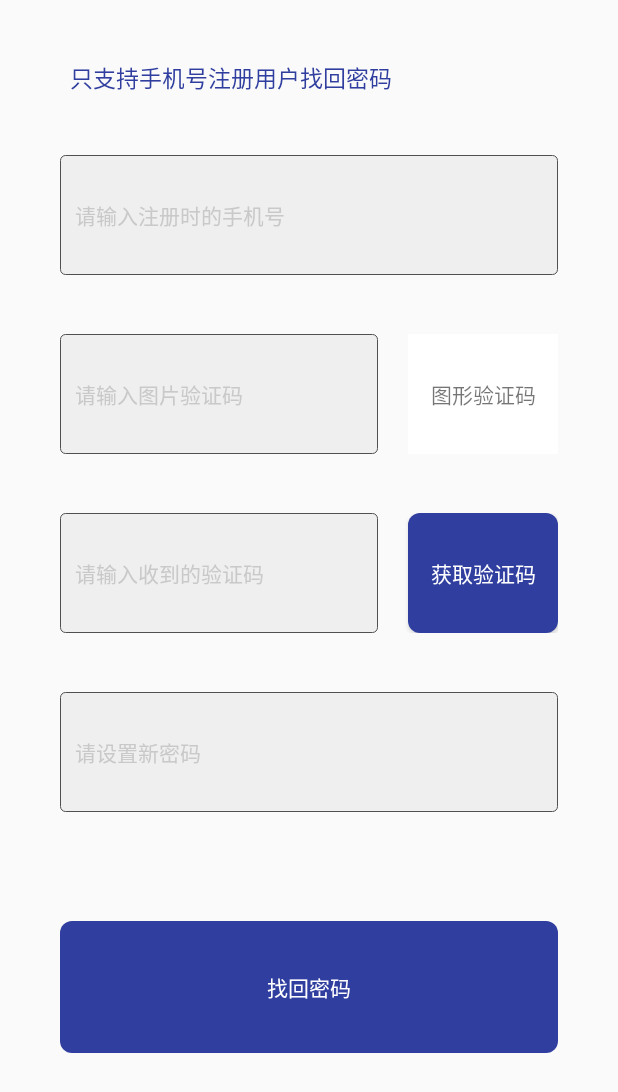
After one commit to wenyuhang/Pandas, an Android app: the layout activity_forget.xml on its own in the app's theme, with its tools: preview values and no code run, on a phone screen of 412 x 824 dp. The commit adds this screen. Shown: the top 1092 px of the screen. Run offline under Robolectric (Android 15) with nearby library versions, the phone set to English and light mode, and no system bars.

Commit message:
李琰第一次提交

```diff
--- a/app/src/main/AndroidManifest.xml
+++ b/app/src/main/AndroidManifest.xml
@@ -11,7 +11,7 @@
         android:label="@string/app_name"
         android:supportsRtl="true"
         android:theme="@style/AppTheme">
-        <activity android:name=".HomeActivity">
+        <activity android:name=".personal.PersonalCenterActivity">
             <intent-filter>
                 <action android:name="android.intent.action.MAIN" />
 
@@ -19,6 +19,8 @@
             </intent-filter>
         </activity>
         <activity android:name=".personal.LoginActivity" />
+        <activity android:name=".personal.RegisterActivity" />
+        <activity android:name=".personal.ForgetActivity"></activity>
     </application>
 
 </manifest>
--- /dev/null
+++ b/app/src/main/res/drawable/pe_login_view_bg.xml
@@ -0,0 +1,7 @@
+<?xml version="1.0" encoding="utf-8"?>
+<shape xmlns:android="http://schemas.android.com/apk/res/android"
+    android:shape="rectangle" >
+
+    <solid android:color="@color/colorPrimaryDark" />
+	<corners android:radius="8dp"/>
+</shape>
--- /dev/null
+++ b/app/src/main/res/layout/activity_forget.xml
@@ -0,0 +1,180 @@
+<?xml version="1.0" encoding="utf-8"?>
+<LinearLayout xmlns:android="http://schemas.android.com/apk/res/android"
+    xmlns:tools="http://schemas.android.com/tools"
+    android:id="@+id/activity_forget"
+    android:layout_width="match_parent"
+    android:layout_height="match_parent"
+    android:orientation="vertical"
+    tools:context="com.example.pandas.personal.ForgetActivity">
+
+
+    <TextView
+        android:layout_width="match_parent"
+        android:layout_height="wrap_content"
+        android:padding="30px"
+        android:textSize="15sp"
+        android:layout_marginTop="30px"
+        android:layout_marginLeft="40px"
+        android:textColor="@color/colorPrimaryDark"
+        android:text="@string/forget_tips" />
+
+
+    <EditText
+        android:id="@+id/edit_phonenumber"
+        android:layout_width="match_parent"
+        android:layout_height="120px"
+        android:layout_marginLeft="60px"
+        android:textColorHint="#c9c9c9"
+        android:layout_marginRight="60px"
+        android:layout_marginTop="30px"
+        android:hint="@string/forget_account_hint"
+        android:padding="15px"
+        android:layout_centerVertical="true"
+        android:textColor="@color/gray"
+        android:textSize="14sp"
+        android:textCursorDrawable="@null"
+        android:background="@drawable/edit_bg"
+        />
+
+
+    <TextView
+        android:layout_width="wrap_content"
+        android:layout_height="wrap_content"
+        android:id="@+id/hint_phonenumber"
+        android:textColor="#f00"
+        android:layout_marginLeft="60px"
+        />
+
+
+
+    <RelativeLayout
+        android:layout_width="match_parent"
+        android:layout_height="120px"
+        android:layout_marginLeft="60px"
+        android:layout_marginRight="60px"
+        android:layout_marginTop="30px"
+        >
+
+        <EditText
+            android:id="@+id/edit_checkimage"
+            android:layout_width="match_parent"
+            android:layout_height="120px"
+            android:textColorHint="#c9c9c9"
+            android:layout_toLeftOf="@+id/personal_reg_imgcheck"
+            android:hint="@string/forget_img_yanzhengma_hint"
+            android:padding="15px"
+            android:layout_centerVertical="true"
+            android:textColor="@color/gray"
+            android:textSize="14sp"
+            android:textCursorDrawable="@null"
+            android:background="@drawable/edit_bg"
+            />
+
+        <TextView
+            android:id="@+id/personal_reg_imgcheck"
+            android:layout_alignParentRight="true"
+            android:layout_width="100dp"
+            android:layout_centerVertical="true"
+            android:layout_height="match_parent"
+            android:layout_marginLeft="30px"
+            android:background="@color/white"
+            android:gravity="center"
+            android:text="@string/forget_image_yanzhengma"
+            />
+
+    </RelativeLayout>
+    <TextView
+        android:layout_width="wrap_content"
+        android:layout_height="wrap_content"
+        android:id="@+id/hint_checkimage"
+        android:textColor="#f00"
+        android:layout_marginLeft="60px"
+        />
+
+    <RelativeLayout
+        android:layout_width="match_parent"
+        android:layout_height="120px"
+        android:layout_marginLeft="60px"
+        android:layout_marginRight="60px"
+        android:layout_marginTop="30px"
+        >
+
+        <EditText
+            android:id="@+id/edit_checkphone"
+            android:layout_width="match_parent"
+            android:layout_height="match_parent"
+            android:layout_toLeftOf="@+id/personal_reg_phonecheck"
+            android:hint="@string/forget_phone_yanzhengma_hint"
+            android:padding="15px"
+            android:textColorHint="#c9c9c9"
+            android:layout_centerVertical="true"
+            android:textColor="@color/gray"
+            android:textSize="14sp"
+            android:textCursorDrawable="@null"
+            android:background="@drawable/edit_bg"
+            />
+
+        <Button
+            android:id="@+id/personal_reg_phonecheck"
+            android:layout_alignParentRight="true"
+            android:layout_width="100dp"
+            android:layout_centerVertical="true"
+            android:layout_height="match_parent"
+            android:layout_marginLeft="30px"
+            android:background="@drawable/pe_login_view_bg"
+            android:textColor="@color/white"
+            android:gravity="center"
+            android:text="@string/regist_yanzhengma"
+            />
+
+    </RelativeLayout>
+
+    <TextView
+        android:layout_width="wrap_content"
+        android:layout_height="wrap_content"
+        android:id="@+id/hint_checkphone"
+        android:textColor="#f00"
+        android:layout_marginLeft="60px"
+        />
+
+    <EditText
+        android:id="@+id/edit_newpssword"
+        android:layout_width="match_parent"
+        android:layout_height="120px"
+        android:layout_marginLeft="60px"
+        android:layout_marginRight="60px"
+        android:layout_marginTop="30px"
+        android:textColorHint="#c9c9c9"
+        android:hint="@string/forget_set_newpaswd_hint"
+        android:padding="15px"
+        android:password="true"
+        android:textSize="14sp"
+        android:layout_centerVertical="true"
+        android:textColor="@color/gray"
+        android:textCursorDrawable="@null"
+        android:background="@drawable/edit_bg"
+        />
+
+    <TextView
+        android:layout_width="wrap_content"
+        android:layout_height="wrap_content"
+        android:id="@+id/hint_newpssword"
+        android:textColor="#f00"
+        android:layout_marginLeft="60px"
+        />
+    <TextView
+        android:id="@+id/tvfoundpswd"
+        android:layout_width="match_parent"
+        android:layout_height="132px"
+        android:background="@drawable/pe_login_view_bg"
+        android:gravity="center"
+        android:padding="30px"
+        android:textColor="@color/white"
+        android:layout_marginLeft="60px"
+        android:layout_marginRight="60px"
+        android:layout_marginTop="80px"
+        android:text="@string/forget_found_pswd"
+        />
+
+
+</LinearLayout>
--- a/app/src/main/res/layout/activity_login.xml
+++ b/app/src/main/res/layout/activity_login.xml
@@ -33,7 +33,6 @@
             android:id="@+id/register" />
 
         <TextView
-            android:id="@+id/text"
             android:layout_width="match_parent"
             android:layout_height="50dp"
             android:gravity="center"
@@ -75,6 +74,7 @@
                 android:orientation="vertical">
 
                 <ImageView
+                    android:id="@+id/weixin"
                     android:layout_gravity="center"
                     android:layout_width="@dimen/x100"
                     android:layout_height="@dimen/y100"
@@ -98,6 +98,7 @@
                 android:orientation="vertical">
 
                 <ImageView
+                    android:id="@+id/qq"
                     android:layout_gravity="center"
                     android:layout_width="@dimen/x100"
                     android:layout_height="@dimen/y100"
@@ -121,6 +122,7 @@
                 android:orientation="vertical">
 
                 <ImageView
+                    android:id="@+id/sina"
                     android:layout_gravity="center"
                     android:layout_width="@dimen/x100"
                     android:layout_height="@dimen/y100"
@@ -178,6 +180,7 @@
 
 
         <Button
+            android:id="@+id/login"
             android:background="@color/colorPrimaryDark"
             android:layout_marginLeft="@dimen/x30"
             android:layout_width="@dimen/x660"
--- a/app/src/main/res/values/strings.xml
+++ b/app/src/main/res/values/strings.xml
@@ -20,4 +20,16 @@
     <string name="panda_live">熊猫直播</string>
 
 
+
+
+    <!--忘记密码-->
+    <string name="forget_pasword">忘记密码</string>
+    <string name="forget_found_pswd">找回密码</string>
+    <string name="forget_tips">只支持手机号注册用户找回密码</string>
+    <string name="forget_account_hint">请输入注册时的手机号</string>
+    <string name="forget_img_yanzhengma_hint">请输入图片验证码</string>
+    <string name="forget_phone_yanzhengma_hint">请输入收到的验证码</string>
+    <string name="forget_set_newpaswd_hint">请设置新密码</string>
+    <string name="forget_image_yanzhengma">图形验证码</string>
+    <string name="regist_yanzhengma">获取验证码</string>
 </resources>
```
Also changed, not shown: app/src/main/java/com/example/pandas/personal/LoginActivity.java (+54 -0 lines), app/src/main/java/com/example/pandas/personal/PersonalCenterActivity.java (+16 -8 lines), app/src/main/java/com/example/pandas/personal/RegisterActivity.java (added, +15 -0 lines), app/src/main/java/com/example/pandas/personal/forgetActivity.java (added, +15 -0 lines), app/src/main/res/layout/activity_register.xml (added, +13 -0 lines).
